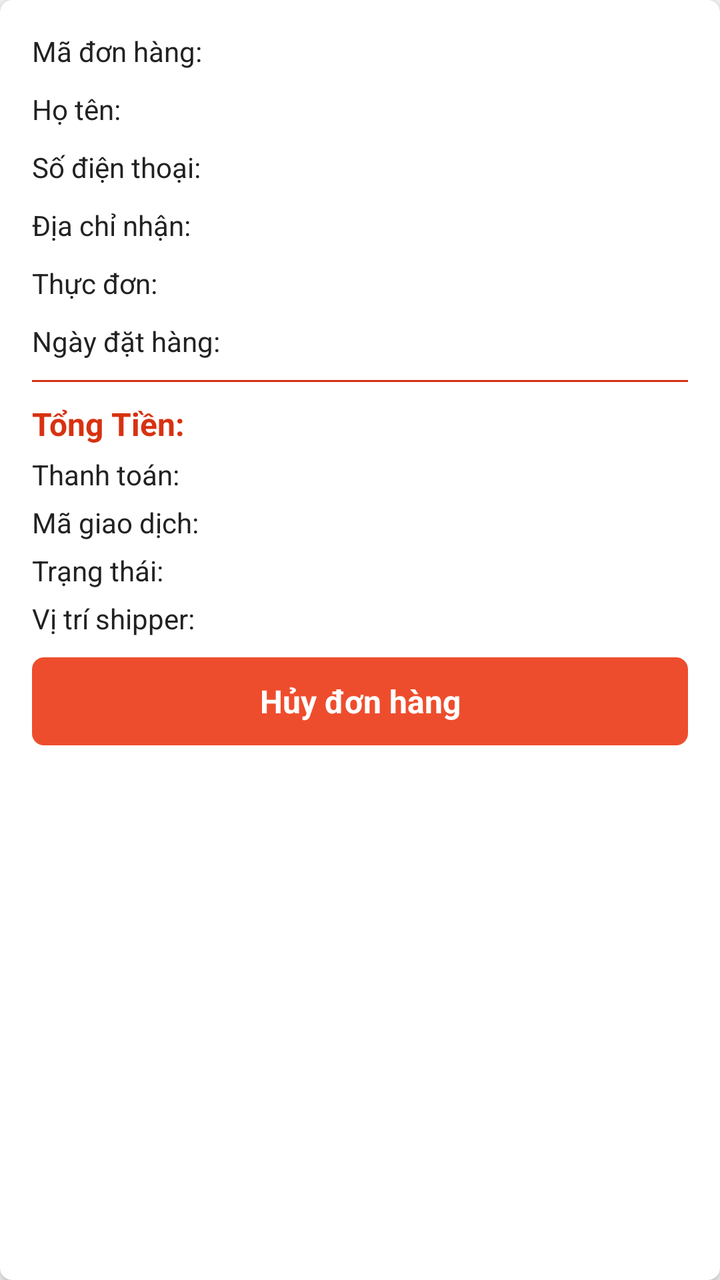
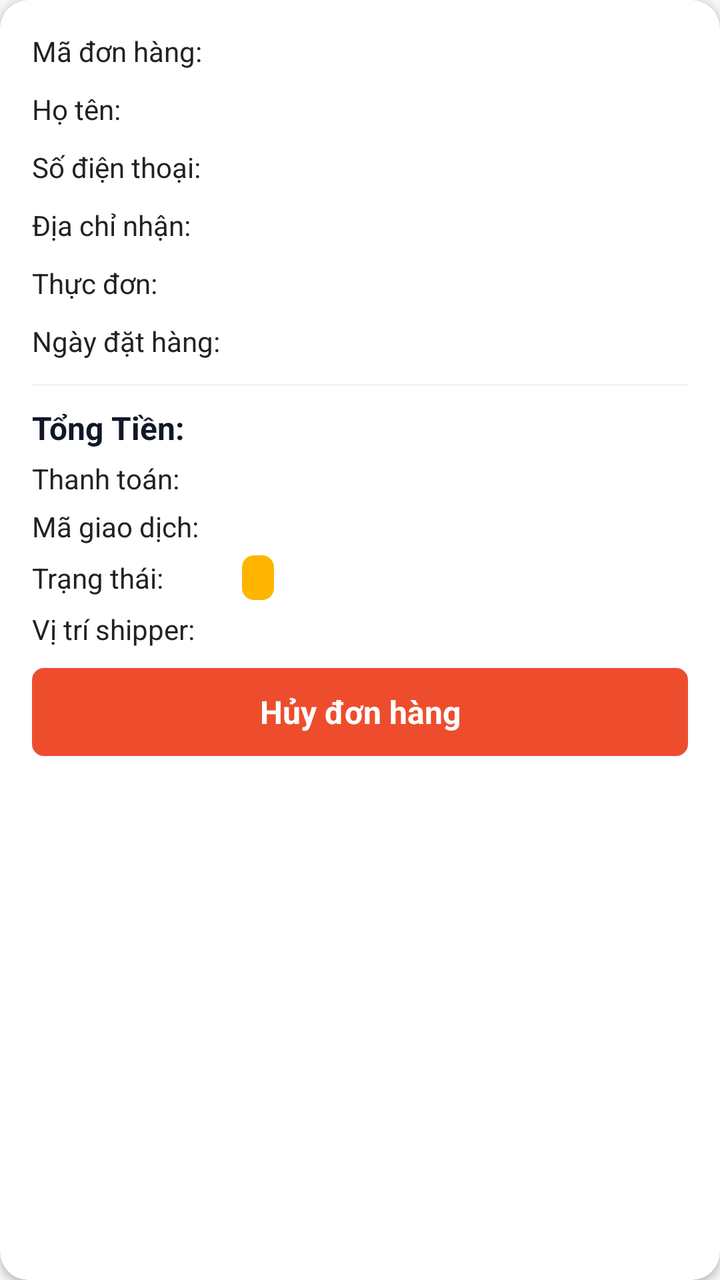

Before-and-after screenshots of an Android layout around one commit, followed by the original layout XML and the change that was made.
<!-- AndroidManifest.xml: application theme AppTheme -->
<!-- res/layout/item_order.xml -->
<?xml version="1.0" encoding="utf-8"?>
<androidx.cardview.widget.CardView xmlns:android="http://schemas.android.com/apk/res/android"
    xmlns:app="http://schemas.android.com/apk/res-auto"
    android:layout_width="match_parent"
    android:layout_height="wrap_content"
    android:layout_marginBottom="@dimen/define_dimen_10"
    android:layout_marginEnd="@dimen/define_dimen_10"
    app:cardCornerRadius="@dimen/define_dimen_6">

    <LinearLayout
        android:id="@+id/layout_item"
        android:layout_width="match_parent"
        android:layout_height="wrap_content"
        android:orientation="vertical"
        android:padding="16dp">

        <RelativeLayout
            android:layout_width="match_parent"
            android:layout_height="wrap_content">

            <TextView
                android:id="@+id/label_id"
                android:layout_width="@dimen/define_dimen_100"
                android:layout_height="wrap_content"
                android:layout_centerVertical="true"
                android:text="@string/label_id"
                android:textSize="@dimen/text_size_small" />

            <TextView
                android:id="@+id/tv_id"
                android:layout_width="wrap_content"
                android:layout_height="wrap_content"
                android:layout_marginStart="@dimen/define_dimen_5"
                android:layout_toEndOf="@+id/label_id"
                android:textColor="@color/textColorPrimary"
                android:textSize="@dimen/text_size_small" />
        </RelativeLayout>

        <RelativeLayout
            android:layout_width="match_parent"
            android:layout_height="wrap_content"
            android:layout_marginTop="@dimen/define_dimen_10">

            <TextView
                android:id="@+id/label_name"
                android:layout_width="@dimen/define_dimen_100"
                android:layout_height="wrap_content"
                android:text="@string/label_name"
                android:textSize="@dimen/text_size_small" />

            <TextView
                android:id="@+id/tv_name"
                android:layout_width="wrap_content"
                android:layout_height="wrap_content"
                android:layout_marginStart="@dimen/define_dimen_5"
                android:layout_toEndOf="@+id/label_name"
                android:textColor="@color/textColorPrimary"
                android:textSize="@dimen/text_size_small" />
        </RelativeLayout>

        <RelativeLayout
            android:layout_width="match_parent"
            android:layout_height="wrap_content"
            android:layout_marginTop="@dimen/define_dimen_10">

            <TextView
                android:id="@+id/label_phone"
                android:layout_width="@dimen/define_dimen_100"
                android:layout_height="wrap_content"
                android:layout_centerVertical="true"
                android:text="@string/label_phone"
                android:textSize="@dimen/text_size_small" />

            <TextView
                android:id="@+id/tv_phone"
                android:layout_width="wrap_content"
                android:layout_height="wrap_content"
                android:layout_marginStart="@dimen/define_dimen_5"
                android:layout_toEndOf="@+id/label_phone"
                android:textColor="@color/textColorPrimary"
                android:textSize="@dimen/text_size_small" />
        </RelativeLayout>

        <RelativeLayout
            android:layout_width="match_parent"
            android:layout_height="wrap_content"
            android:layout_marginTop="@dimen/define_dimen_10">

            <TextView
                android:id="@+id/label_address"
                android:layout_width="@dimen/define_dimen_100"
                android:layout_height="wrap_content"
                android:text="@string/label_address"
                android:textSize="@dimen/text_size_small" />

            <TextView
                android:id="@+id/tv_address"
                android:layout_width="wrap_content"
                android:layout_height="wrap_content"
                android:layout_centerVertical="true"
                android:layout_marginStart="@dimen/define_dimen_5"
                android:layout_toEndOf="@+id/label_address"
                android:textColor="@color/textColorPrimary"
                android:textSize="@dimen/text_size_small" />
        </RelativeLayout>

        <RelativeLayout
            android:layout_width="match_parent"
            android:layout_height="wrap_content"
            android:layout_marginTop="@dimen/define_dimen_10">

            <TextView
                android:id="@+id/label_menu"
                android:layout_width="@dimen/define_dimen_100"
                android:layout_height="wrap_content"
                android:text="@string/label_menu"
                android:textSize="@dimen/text_size_small" />

            <TextView
                android:id="@+id/tv_menu"
                android:layout_width="wrap_content"
                android:layout_height="wrap_content"
                android:layout_centerVertical="true"
                android:layout_marginStart="@dimen/define_dimen_5"
                android:layout_toEndOf="@+id/label_menu"
                android:textColor="@color/textColorPrimary"
                android:textSize="@dimen/text_size_small" />
        </RelativeLayout>

        <RelativeLayout
            android:layout_width="match_parent"
            android:layout_height="wrap_content"
            android:layout_marginTop="@dimen/define_dimen_10">

            <TextView
                android:id="@+id/label_date"
                android:layout_width="@dimen/define_dimen_100"
                android:layout_height="wrap_content"
                android:layout_centerVertical="true"
                android:text="@string/label_date"
                android:textSize="@dimen/text_size_small" />

            <TextView
                android:id="@+id/tv_date"
                android:layout_width="wrap_content"
                android:layout_height="wrap_content"
                android:layout_marginStart="@dimen/define_dimen_5"
                android:layout_toEndOf="@+id/label_date"
                android:textColor="@color/textColorPrimary"
                android:textSize="@dimen/text_size_small" />
        </RelativeLayout>

        <View
            android:layout_width="match_parent"
            android:layout_height="1dp"
            android:layout_marginTop="@dimen/define_dimen_10"
            android:background="@color/colorPrimaryDark"/>

        <RelativeLayout
            android:layout_width="match_parent"
            android:layout_height="wrap_content"
            android:layout_marginTop="@dimen/define_dimen_10">

            <TextView
                android:id="@+id/label_total_amount"
                android:layout_width="@dimen/define_dimen_100"
                android:layout_height="wrap_content"
                android:layout_centerVertical="true"
                android:text="@string/total"
                android:textColor="@color/colorPrimaryDark"
                android:textSize="@dimen/text_size_normal"
                android:textStyle="bold" />

            <TextView
                android:id="@+id/tv_total_amount"
                android:layout_width="wrap_content"
                android:layout_height="wrap_content"
                android:layout_centerVertical="true"
                android:layout_marginStart="@dimen/define_dimen_5"
                android:layout_toEndOf="@+id/label_total_amount"
                android:textColor="@color/bottomTabActive"
                android:textSize="@dimen/text_size_normal"
                android:textStyle="bold" />
        </RelativeLayout>

        <RelativeLayout
            android:layout_width="match_parent"
            android:layout_height="wrap_content"
            android:layout_marginTop="@dimen/define_dimen_5">

            <TextView
                android:id="@+id/label_payment"
                android:layout_width="@dimen/define_dimen_100"
                android:layout_height="wrap_content"
                android:layout_centerVertical="true"
                android:text="@string/label_payment"
                android:textSize="@dimen/text_size_small" />

            <TextView
                android:id="@+id/tv_payment"
                android:layout_width="wrap_content"
                android:layout_height="wrap_content"
                android:layout_centerVertical="true"
                android:layout_marginStart="@dimen/define_dimen_5"
                android:layout_toEndOf="@+id/label_payment"
                android:textColor="@color/textColorPrimary"
                android:textSize="@dimen/text_size_small"
                android:textStyle="bold" />
        </RelativeLayout>

        <RelativeLayout
            android:id="@+id/layout_transaction"
            android:layout_width="match_parent"
            android:layout_height="wrap_content"
            android:layout_marginTop="@dimen/define_dimen_5">

            <TextView
                android:id="@+id/label_transaction"
                android:layout_width="@dimen/define_dimen_100"
                android:layout_height="wrap_content"
                android:layout_centerVertical="true"
                android:text="@string/label_transaction"
                android:textSize="@dimen/text_size_small" />

            <TextView
                android:id="@+id/tv_transaction"
                android:layout_width="wrap_content"
                android:layout_height="wrap_content"
                android:layout_centerVertical="true"
                android:layout_marginStart="@dimen/define_dimen_5"
                android:layout_toEndOf="@+id/label_transaction"
                android:textColor="@color/textColorPrimary"
                android:textSize="@dimen/text_size_small"
                android:textStyle="bold" />
        </RelativeLayout>

        <RelativeLayout
            android:layout_width="match_parent"
            android:layout_height="wrap_content"
            android:layout_marginTop="@dimen/define_dimen_5">

            <TextView
                android:id="@+id/label_status"
                android:layout_width="@dimen/define_dimen_100"
                android:layout_height="wrap_content"
                android:layout_centerVertical="true"
                android:text="@string/label_status"
                android:textSize="@dimen/text_size_small" />

            <TextView
                android:id="@+id/tv_status"
                android:layout_width="wrap_content"
                android:layout_height="wrap_content"
                android:layout_centerVertical="true"
                android:layout_marginStart="@dimen/define_dimen_5"
                android:layout_toEndOf="@+id/label_status"
                android:textColor="@color/textColorPrimary"
                android:textSize="@dimen/text_size_small"
                android:textStyle="bold" />
        </RelativeLayout>

        <RelativeLayout
            android:layout_width="match_parent"
            android:layout_height="wrap_content"
            android:layout_marginTop="@dimen/define_dimen_5">

            <TextView
                android:id="@+id/label_shipper_location"
                android:layout_width="@dimen/define_dimen_100"
                android:layout_height="wrap_content"
                android:layout_centerVertical="true"
                android:text="@string/shipper_location"
                android:textSize="@dimen/text_size_small" />

            <TextView
                android:id="@+id/tv_shipper_location"
                android:layout_width="wrap_content"
                android:layout_height="wrap_content"
                android:layout_centerVertical="true"
                android:layout_marginStart="@dimen/define_dimen_5"
                android:layout_toEndOf="@+id/label_shipper_location"
                android:textColor="@color/textColorPrimary"
                android:textSize="@dimen/text_size_small"
                android:textStyle="bold" />
        </RelativeLayout>

        <TextView
            android:id="@+id/tv_track_order"
            android:layout_width="match_parent"
            android:layout_height="@dimen/define_dimen_44"
            android:layout_marginTop="@dimen/define_dimen_10"
            android:background="@drawable/bg_primary_button"
            android:gravity="center"
            android:text="@string/action_track_order"
            android:textColor="@color/white"
            android:textSize="@dimen/text_size_normal"
            android:textStyle="bold"
            android:visibility="gone" />

        <TextView
            android:id="@+id/tv_rate_order"
            android:layout_width="match_parent"
            android:layout_height="@dimen/define_dimen_44"
            android:layout_marginTop="@dimen/define_dimen_10"
            android:background="@drawable/bg_outlined_button"
            android:gravity="center"
            android:text="@string/action_rate_order"
            android:textColor="@color/brandOrange"
            android:textSize="@dimen/text_size_normal"
            android:textStyle="bold"
            android:visibility="gone" />

        <TextView
            android:id="@+id/tv_cancel_order"
            android:layout_width="match_parent"
            android:layout_height="@dimen/define_dimen_44"
            android:layout_marginTop="@dimen/define_dimen_10"
            android:background="@drawable/bg_red_shape_corner_6"
            android:gravity="center"
            android:text="@string/action_cancel_order"
            android:textColor="@color/white"
            android:textSize="@dimen/text_size_normal"
            android:textStyle="bold" />
    </LinearLayout>
</androidx.cardview.widget.CardView>
<!-- resources referenced by this layout -->
<resources>
  <color name="bottomTabActive">#EE4D2D</color>
  <color name="brandOrange">#EE4D2D</color>
  <color name="colorPrimaryDark">#D73211</color>
  <color name="textColorPrimary">#222222</color>
  <color name="white">#ffffff</color>
  <dimen name="define_dimen_10">10dp</dimen>
  <dimen name="define_dimen_100">100dp</dimen>
  <dimen name="define_dimen_44">44dp</dimen>
  <dimen name="define_dimen_5">5dp</dimen>
  <dimen name="define_dimen_6">6dp</dimen>
  <dimen name="text_size_normal">16sp</dimen>
  <dimen name="text_size_small">14sp</dimen>
  <!-- drawable bg_outlined_button (drawable) -->
  <?xml version="1.0" encoding="utf-8"?>
  <shape xmlns:android="http://schemas.android.com/apk/res/android"
      android:shape="rectangle">
      <solid android:color="@color/white" />
      <stroke android:width="1.5dp" android:color="@color/brandOrange" />
      <corners android:radius="12dp" />
  </shape>
  <!-- drawable bg_primary_button (drawable) -->
  <?xml version="1.0" encoding="utf-8"?>
  <shape xmlns:android="http://schemas.android.com/apk/res/android"
      android:shape="rectangle">
      <solid android:color="@color/brandOrange" />
      <corners android:radius="12dp" />
  </shape>
  <!-- drawable bg_red_shape_corner_6 (drawable) -->
  <?xml version="1.0" encoding="utf-8"?>
  
  <shape xmlns:android="http://schemas.android.com/apk/res/android">
      <corners android:radius="6dp"/>
      <solid android:color="@color/colorPrimary"/>
  </shape>
  <string name="action_cancel_order">Hủy đơn hàng</string>
  <string name="action_rate_order">Đánh giá đơn</string>
  <string name="action_track_order">Theo dõi đơn</string>
  <string name="label_address">Địa chỉ nhận:</string>
  <string name="label_date">Ngày đặt hàng:</string>
  <string name="label_id">Mã đơn hàng:</string>
  <string name="label_menu">Thực đơn:</string>
  <string name="label_name">Họ tên:</string>
  <string name="label_payment">Thanh toán:</string>
  <string name="label_phone">Số điện thoại:</string>
  <string name="label_status">Trạng thái:</string>
  <string name="label_transaction">Mã giao dịch:</string>
  <string name="shipper_location">Vị trí shipper:</string>
  <string name="total">Tổng Tiền:</string>
  <color name="colorPrimary">#EE4D2D</color>
  <color name="colorAccent">#FF7A47</color>
  <color name="brandOrangeDark">#D73211</color>
  <color name="screenBackground">#F5F5F5</color>
  <!-- unchanged entries left out for length: 1 -->
</resources>

<!-- the commit's change to res/layout/item_order.xml (unified diff, before → after) -->
@@ -3,16 +3,18 @@
     xmlns:app="http://schemas.android.com/apk/res-auto"
     android:layout_width="match_parent"
     android:layout_height="wrap_content"
-    android:layout_marginBottom="@dimen/define_dimen_10"
-    android:layout_marginEnd="@dimen/define_dimen_10"
-    app:cardCornerRadius="@dimen/define_dimen_6">
+    android:layout_marginStart="@dimen/define_dimen_4"
+    android:layout_marginEnd="@dimen/define_dimen_4"
+    android:layout_marginBottom="@dimen/define_dimen_12"
+    app:cardCornerRadius="@dimen/define_dimen_14"
+    app:cardElevation="@dimen/define_dimen_2">
 
     <LinearLayout
         android:id="@+id/layout_item"
         android:layout_width="match_parent"
         android:layout_height="wrap_content"
         android:orientation="vertical"
-        android:padding="16dp">
+        android:padding="@dimen/define_dimen_16">
 
         <RelativeLayout
             android:layout_width="match_parent"
@@ -153,8 +155,8 @@
         <View
             android:layout_width="match_parent"
             android:layout_height="1dp"
-            android:layout_marginTop="@dimen/define_dimen_10"
-            android:background="@color/colorPrimaryDark"/>
+            android:layout_marginTop="@dimen/define_dimen_12"
+            android:background="@color/neutral100"/>
 
         <RelativeLayout
             android:layout_width="match_parent"
@@ -167,7 +169,7 @@
                 android:layout_height="wrap_content"
                 android:layout_centerVertical="true"
                 android:text="@string/total"
-                android:textColor="@color/colorPrimaryDark"
+                android:textColor="@color/neutral900"
                 android:textSize="@dimen/text_size_normal"
                 android:textStyle="bold" />
 
@@ -254,8 +256,14 @@
                 android:layout_centerVertical="true"
                 android:layout_marginStart="@dimen/define_dimen_5"
                 android:layout_toEndOf="@+id/label_status"
-                android:textColor="@color/textColorPrimary"
-                android:textSize="@dimen/text_size_small"
+                android:background="@drawable/bg_status_pill"
+                android:backgroundTint="@color/statusNew"
+                android:paddingStart="@dimen/define_dimen_8"
+                android:paddingTop="3dp"
+                android:paddingEnd="@dimen/define_dimen_8"
+                android:paddingBottom="3dp"
+                android:textColor="@color/white"
+                android:textSize="@dimen/text_size_xsmall"
                 android:textStyle="bold" />
         </RelativeLayout>
 
<!-- resource entries referenced after the edit -->
@@ -2,37 +2,73 @@
 <resources>
   <color name="bottomTabActive">#EE4D2D</color>
   <color name="brandOrange">#EE4D2D</color>
+  <color name="neutral100">#F3F4F6</color>
+  <color name="neutral900">#111827</color>
+  <color name="statusNew">#FFB400</color>
   <color name="colorPrimaryDark">#D73211</color>
   <color name="textColorPrimary">#222222</color>
   <color name="white">#ffffff</color>
   <dimen name="define_dimen_10">10dp</dimen>
   <dimen name="define_dimen_100">100dp</dimen>
+  <dimen name="define_dimen_12">12dp</dimen>
+  <dimen name="define_dimen_14">14dp</dimen>
+  <dimen name="define_dimen_16">16dp</dimen>
+  <dimen name="define_dimen_2">2dp</dimen>
+  <dimen name="define_dimen_4">4dp</dimen>
   <dimen name="define_dimen_44">44dp</dimen>
   <dimen name="define_dimen_5">5dp</dimen>
-  <dimen name="define_dimen_6">6dp</dimen>
+  <dimen name="define_dimen_8">8dp</dimen>
   <dimen name="text_size_normal">16sp</dimen>
   <dimen name="text_size_small">14sp</dimen>
+  <dimen name="text_size_xsmall">12sp</dimen>
   <!-- drawable bg_outlined_button (drawable) -->
   <?xml version="1.0" encoding="utf-8"?>
-  <shape xmlns:android="http://schemas.android.com/apk/res/android"
-      android:shape="rectangle">
-      <solid android:color="@color/white" />
-      <stroke android:width="1.5dp" android:color="@color/brandOrange" />
-      <corners android:radius="12dp" />
-  </shape>
+  <ripple xmlns:android="http://schemas.android.com/apk/res/android"
+      android:color="@color/ripplePrimary">
+      <item android:id="@android:id/mask">
+          <shape android:shape="rectangle">
+              <solid android:color="@color/white" />
+              <corners android:radius="12dp" />
+          </shape>
+      </item>
+      <item>
+          <shape android:shape="rectangle">
+              <solid android:color="@color/white" />
+              <stroke android:width="1.5dp" android:color="@color/brandOrange" />
+              <corners android:radius="12dp" />
+          </shape>
+      </item>
+  </ripple>
   <!-- drawable bg_primary_button (drawable) -->
   <?xml version="1.0" encoding="utf-8"?>
-  <shape xmlns:android="http://schemas.android.com/apk/res/android"
-      android:shape="rectangle">
-      <solid android:color="@color/brandOrange" />
-      <corners android:radius="12dp" />
-  </shape>
+  <ripple xmlns:android="http://schemas.android.com/apk/res/android"
+      android:color="@color/rippleLight">
+      <item android:id="@android:id/mask">
+          <shape android:shape="rectangle">
+              <solid android:color="@color/white" />
+              <corners android:radius="12dp" />
+          </shape>
+      </item>
+      <item>
+          <shape android:shape="rectangle">
+              <solid android:color="@color/brandOrange" />
+              <corners android:radius="12dp" />
+          </shape>
+      </item>
+  </ripple>
   <!-- drawable bg_red_shape_corner_6 (drawable) -->
   <?xml version="1.0" encoding="utf-8"?>
   
   <shape xmlns:android="http://schemas.android.com/apk/res/android">
       <corners android:radius="6dp"/>
       <solid android:color="@color/colorPrimary"/>
+  </shape>
+  <!-- drawable bg_status_pill (drawable) -->
+  <?xml version="1.0" encoding="utf-8"?>
+  <shape xmlns:android="http://schemas.android.com/apk/res/android"
+      android:shape="rectangle">
+      <solid android:color="@color/white" />
+      <corners android:radius="6dp" />
   </shape>
   <string name="action_cancel_order">Hủy đơn hàng</string>
   <string name="action_rate_order">Đánh giá đơn</string>
@@ -48,10 +84,12 @@
   <string name="label_transaction">Mã giao dịch:</string>
   <string name="shipper_location">Vị trí shipper:</string>
   <string name="total">Tổng Tiền:</string>
+  <color name="ripplePrimary">#33EE4D2D</color>
+  <color name="rippleLight">#33FFFFFF</color>
   <color name="colorPrimary">#EE4D2D</color>
   <color name="colorAccent">#FF7A47</color>
   <color name="brandOrangeDark">#D73211</color>
-  <color name="screenBackground">#F5F5F5</color>
+  <color name="screenBackground">#F5F5F7</color>
   <!-- unchanged entries left out for length: 1 -->
 </resources>
 
